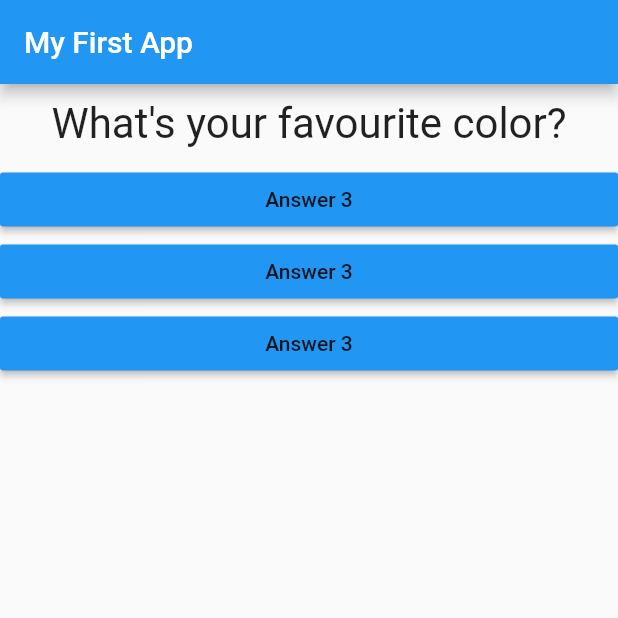
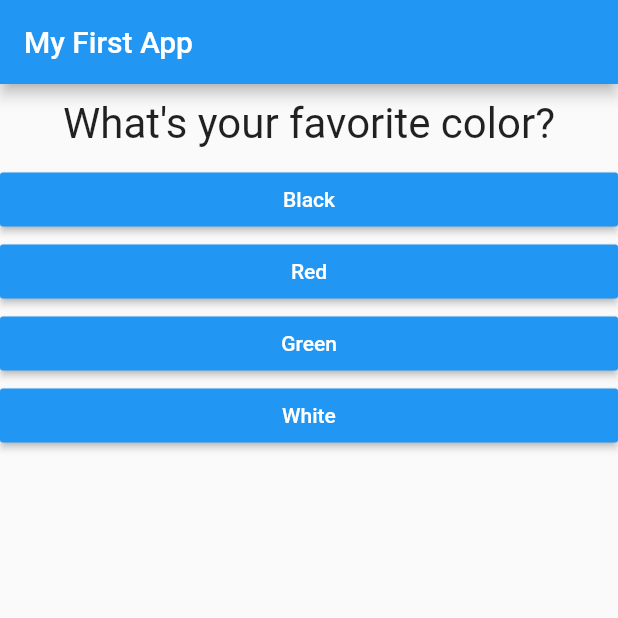
Before and after one commit to bash909/flutter_complete_guide, a Flutter app: the screen it shows after launch, on a phone screen of 412 x 824 dp, the top half of it. Run offline on Flutter 3.47's test engine with Material 2 defaults, Android fonts, the phone set to English and light mode, and no system bars.

Commit message:
Used code from course

```diff
--- a/lib/answer.dart
+++ b/lib/answer.dart
@@ -2,14 +2,18 @@ import 'package:flutter/material.dart';
 
 class Answer extends StatelessWidget {
   final Function selectHandler;
-  Answer(this.selectHandler);
+  final String answerText;
+
+  Answer(this.selectHandler, this.answerText);
+
   @override
   Widget build(BuildContext context) {
     return Container(
       width: double.infinity,
       child: RaisedButton(
         color: Colors.blue,
-        child: Text('Answer 3'),
+        textColor: Colors.white,
+        child: Text(answerText),
         onPressed: selectHandler,
       ),
     );
--- a/lib/main.dart
+++ b/lib/main.dart
@@ -1,14 +1,18 @@
 import 'package:flutter/material.dart';
+
 import './question.dart';
 import './answer.dart';
 
-void main() {
-  runApp(MyApp());
-}
+// void main() {
+//   runApp(MyApp());
+// }
+
+void main() => runApp(MyApp());
 
 class MyApp extends StatefulWidget {
   @override
   State<StatefulWidget> createState() {
+    // TODO: implement createState
     return _MyAppState();
   }
 }
@@ -18,29 +22,41 @@ class _MyAppState extends State<MyApp> {
 
   void _answerQuestion() {
     setState(() {
-      _questionIndex = (_questionIndex + 1) % 2;
+      _questionIndex = _questionIndex + 1;
     });
-
     print(_questionIndex);
   }
 
   @override
-  var questions = [
-    'What\'s your favourite color?',
-    'What\'s your favourite animal?'
-  ];
   Widget build(BuildContext context) {
+    var questions = [
+      {
+        'questionText': 'What\'s your favorite color?',
+        'answers': ['Black', 'Red', 'Green', 'White'],
+      },
+      {
+        'questionText': 'What\'s your favorite animal?',
+        'answers': ['Rabbit', 'Snake', 'Elephant', 'Lion'],
+      },
+      {
+        'questionText': 'Who\'s your favorite instructor?',
+        'answers': ['Max', 'Max', 'Max', 'Max'],
+      },
+    ];
     return MaterialApp(
       home: Scaffold(
         appBar: AppBar(
           title: Text('My First App'),
         ),
         body: Column(
-          children: <Widget>[
-            Question(questions[_questionIndex]),
-            Answer(_answerQuestion),
-            Answer(_answerQuestion),
-            Answer(_answerQuestion),
+          children: [
+            Question(
+              questions[_questionIndex]['questionText'],
+            ),
+            ...(questions[_questionIndex]['answers'] as List<String>)
+                .map((answer) {
+              return Answer(_answerQuestion, answer);
+            }).toList()
           ],
         ),
       ),
--- a/lib/question.dart
+++ b/lib/question.dart
@@ -2,6 +2,7 @@ import 'package:flutter/material.dart';
 
 class Question extends StatelessWidget {
   final String questionText;
+
   Question(this.questionText);
 
   @override
```
